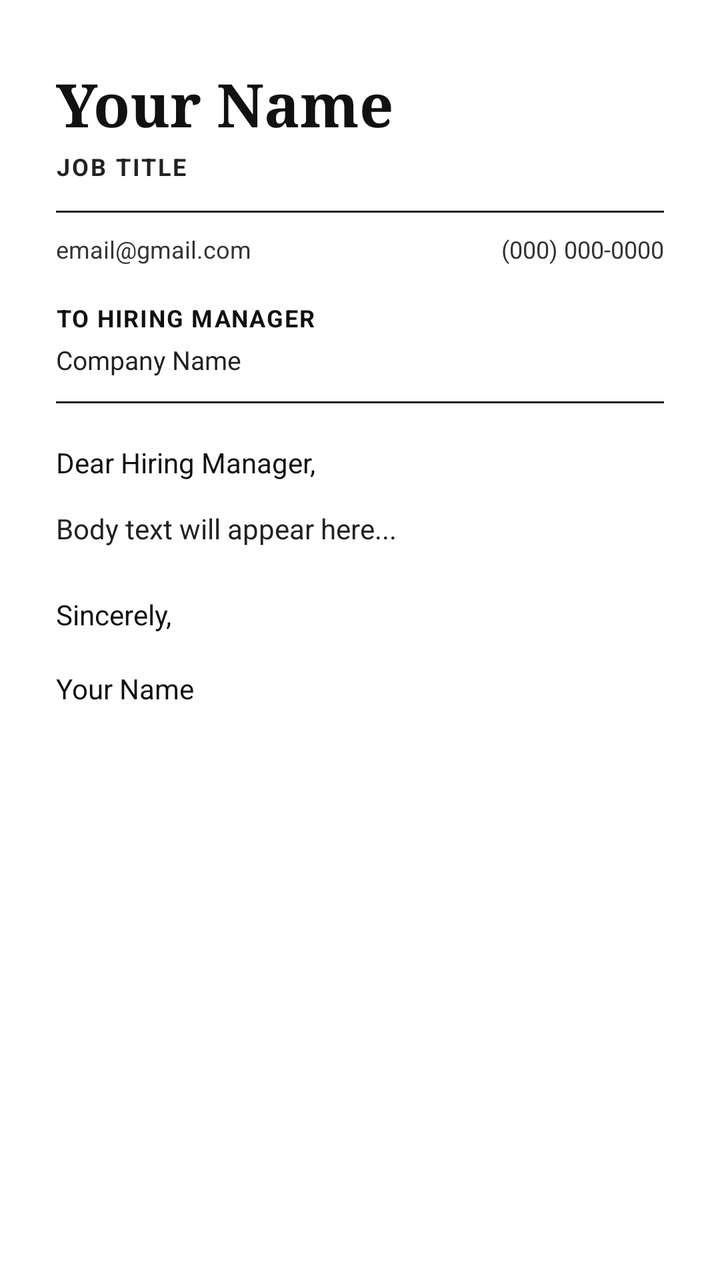
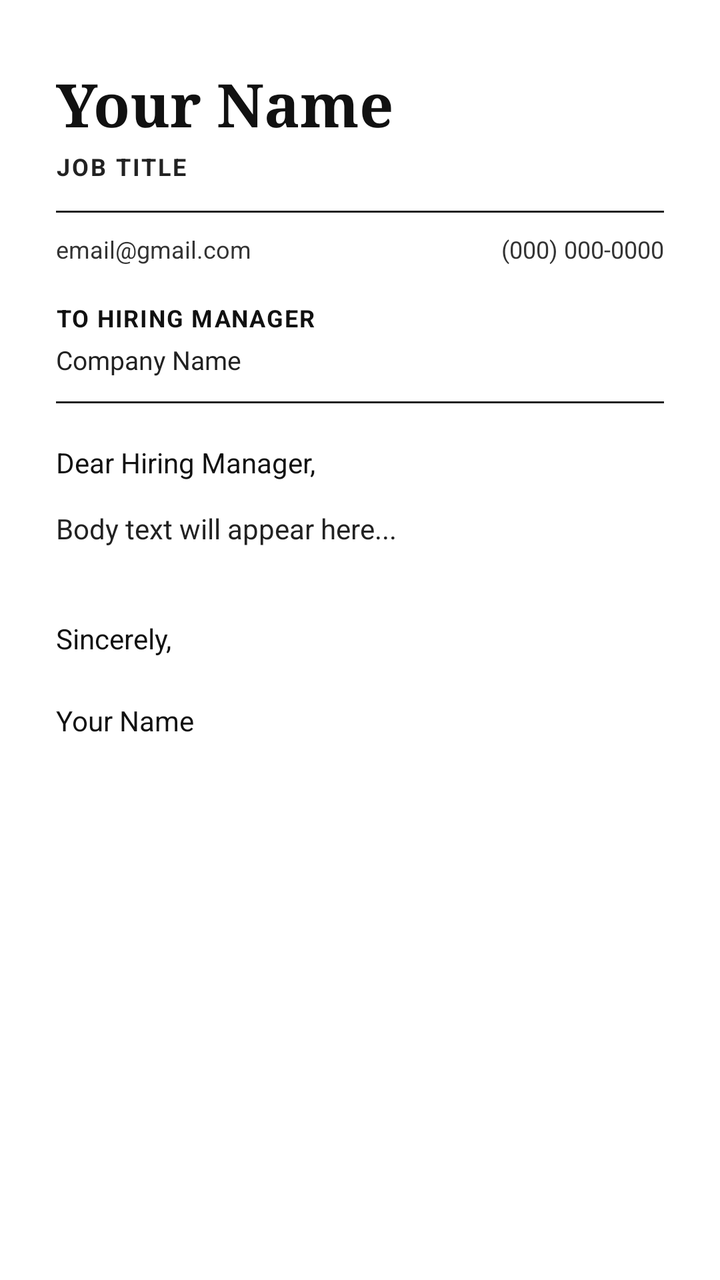

The first picture is an Android layout as it rendered before a commit; the second is the same layout after the commit. The layout source and the unified diff follow.
<!-- AndroidManifest.xml: application theme Theme.Resume_Builder_App -->
<!-- res/layout/activity_professional_coverletter.xml -->
<?xml version="1.0" encoding="utf-8"?>
<ScrollView xmlns:android="http://schemas.android.com/apk/res/android"
    android:id="@+id/main"
    android:layout_width="match_parent"
    android:layout_height="match_parent"
    android:background="#FFFFFF"
    android:fillViewport="true">

    <LinearLayout
        android:layout_width="match_parent"
        android:layout_height="wrap_content"
        android:orientation="vertical"
        android:paddingHorizontal="28dp"
        android:paddingTop="36dp"
        android:paddingBottom="48dp">

        
        <TextView
            android:id="@+id/tvName"
            android:layout_width="wrap_content"
            android:layout_height="wrap_content"
            android:text="Your Name"
            android:textColor="#111111"
            android:textSize="30sp"
            android:textStyle="bold"
            android:fontFamily="serif"
            android:includeFontPadding="false" />

        
        <TextView
            android:id="@+id/tvJobTitle"
            android:layout_width="wrap_content"
            android:layout_height="wrap_content"
            android:text="JOB TITLE"
            android:textColor="#222222"
            android:textSize="12sp"
            android:textStyle="bold"
            android:letterSpacing="0.08"
            android:layout_marginTop="4dp"
            android:layout_marginBottom="14dp" />

        
        <View
            android:layout_width="match_parent"
            android:layout_height="1dp"
            android:background="#222222"
            android:layout_marginBottom="10dp" />

        
        <LinearLayout
            android:layout_width="match_parent"
            android:layout_height="wrap_content"
            android:orientation="horizontal"
            android:layout_marginBottom="18dp">

            <TextView
                android:id="@+id/tvEmail"
                android:layout_width="0dp"
                android:layout_height="wrap_content"
                android:layout_weight="1"
                android:text="email@gmail.com"
                android:textColor="#333333"
                android:textSize="12sp" />

            <TextView
                android:id="@+id/tvPhone"
                android:layout_width="0dp"
                android:layout_height="wrap_content"
                android:layout_weight="1"
                android:text="(000) 000-0000"
                android:textColor="#333333"
                android:textSize="12sp"
                android:gravity="end" />
        </LinearLayout>

        
        <TextView
            android:id="@+id/tvToHiringManager"
            android:layout_width="wrap_content"
            android:layout_height="wrap_content"
            android:text="TO HIRING MANAGER"
            android:textColor="#111111"
            android:textSize="12sp"
            android:textStyle="bold"
            android:letterSpacing="0.05"
            android:layout_marginBottom="4dp" />

        
        <TextView
            android:id="@+id/tvCompanyName"
            android:layout_width="wrap_content"
            android:layout_height="wrap_content"
            android:text="Company Name"
            android:textColor="#222222"
            android:textSize="13sp"
            android:layout_marginBottom="12dp" />

        
        <View
            android:layout_width="match_parent"
            android:layout_height="1dp"
            android:background="#222222"
            android:layout_marginBottom="20dp" />

        
        <TextView
            android:id="@+id/tvGreeting"
            android:layout_width="wrap_content"
            android:layout_height="wrap_content"
            android:text="Dear Hiring Manager,"
            android:textColor="#111111"
            android:textSize="14sp"
            android:layout_marginBottom="14dp" />

        
        <TextView
            android:id="@+id/tvBody"
            android:layout_width="match_parent"
            android:layout_height="wrap_content"
            android:text="Body text will appear here..."
            android:textColor="#222222"
            android:textSize="14sp"
            android:lineSpacingExtra="3dp"
            android:layout_marginBottom="24dp" />

        
        <TextView
            android:id="@+id/tvClosing"
            android:layout_width="wrap_content"
            android:layout_height="wrap_content"
            android:text="Sincerely,"
            android:textColor="#111111"
            android:textSize="14sp"
            android:layout_marginBottom="18dp" />

        
        <TextView
            android:id="@+id/tvSignature"
            android:layout_width="wrap_content"
            android:layout_height="wrap_content"
            android:text="Your Name"
            android:textColor="#111111"
            android:textSize="14sp" />

    </LinearLayout>
</ScrollView>
<!-- resources referenced by this layout -->
<resources>
  <style name="Theme.Resume_Builder_App" parent="Base.Theme.Resume_Builder_App" />
  <style name="Base.Theme.Resume_Builder_App" parent="Theme.MaterialComponents.DayNight.NoActionBar">
          <item name="colorPrimary">#2563EB</item>
          <item name="colorOnPrimary">#FFFFFF</item>
      </style>
</resources>

<!-- the commit's change to res/layout/activity_professional_coverletter.xml (unified diff, before → after) -->
@@ -60,7 +60,8 @@
                 android:layout_weight="1"
                 android:text="email@gmail.com"
                 android:textColor="#333333"
-                android:textSize="12sp" />
+                android:textSize="12sp"
+                android:lineSpacingExtra="2dp" />
 
             <TextView
                 android:id="@+id/tvPhone"
@@ -70,7 +71,8 @@
                 android:text="(000) 000-0000"
                 android:textColor="#333333"
                 android:textSize="12sp"
-                android:gravity="end" />
+                android:gravity="end"
+                android:lineSpacingExtra="2dp" />
         </LinearLayout>
 
         
@@ -93,6 +95,7 @@
             android:text="Company Name"
             android:textColor="#222222"
             android:textSize="13sp"
+            android:lineSpacingExtra="4dp"
             android:layout_marginBottom="12dp" />
 
         
@@ -120,7 +123,8 @@
             android:text="Body text will appear here..."
             android:textColor="#222222"
             android:textSize="14sp"
-            android:lineSpacingExtra="3dp"
+            android:lineSpacingExtra="6dp"
+            android:lineSpacingMultiplier="1.2"
             android:layout_marginBottom="24dp" />
 
         
@@ -129,6 +133,7 @@
             android:layout_width="wrap_content"
             android:layout_height="wrap_content"
             android:text="Sincerely,"
+            android:layout_marginTop="12dp"
             android:textColor="#111111"
             android:textSize="14sp"
             android:layout_marginBottom="18dp" />
@@ -139,6 +144,7 @@
             android:layout_width="wrap_content"
             android:layout_height="wrap_content"
             android:text="Your Name"
+            android:layout_marginTop="4dp"
             android:textColor="#111111"
             android:textSize="14sp" />
 
